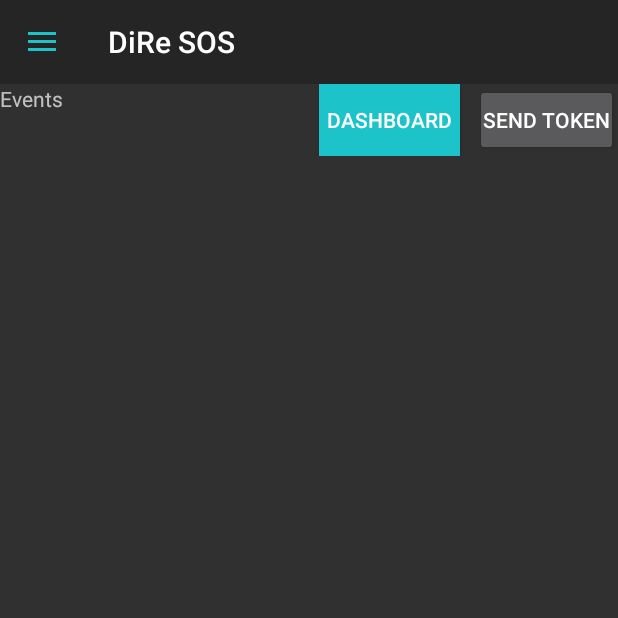
After one commit to aliaiden/DiReSOSwithMaterialDesign, an Android app: the fragment EventsFragment placed in its activity, on a phone screen of 412 x 824 dp, the top half of it. The commit adds this screen. Run offline under Robolectric (Android 15) with nearby library versions, the phone set to English and light mode, and no system bars; our stand-ins replace Volley.

Commit message:
Created blank fragments for each drawer menu item

```diff
--- a/app/build.gradle
+++ b/app/build.gradle
@@ -27,8 +27,8 @@ dependencies {
     compile 'com.google.firebase:firebase-messaging:9.6.1'
     compile 'com.android.support:multidex:1.0.0'
     compile 'com.android.support:recyclerview-v7:23.4.0'
-    testCompile 'junit:junit:4.12'
     compile 'com.android.support:design:23.4.0'
     compile 'com.google.android.gms:play-services-appindexing:9.6.1'
+    testCompile 'junit:junit:4.12'
 }
 apply plugin: 'com.google.gms.google-services'
--- /dev/null
+++ b/app/src/main/java/com/diresos/alihaider/logreg2/EventsFragment.java
@@ -0,0 +1,19 @@
+package com.diresos.alihaider.logreg2;
+
+import android.app.Fragment;
+import android.os.Bundle;
+import android.support.annotation.Nullable;
+import android.view.LayoutInflater;
+import android.view.View;
+import android.view.ViewGroup;
+
+/**
+ * Created by Ali Haider on 11/8/2016.
+ */
+public class EventsFragment extends Fragment {
+    @Nullable
+    @Override
+    public View onCreateView(LayoutInflater inflater, ViewGroup container, Bundle savedInstanceState) {
+        return inflater.inflate(R.layout.fragment_events, container, false);
+    }
+}
--- a/app/src/main/res/layout/activity_home.xml
+++ b/app/src/main/res/layout/activity_home.xml
@@ -1,5 +1,3 @@
-
-
 <LinearLayout xmlns:android="http://schemas.android.com/apk/res/android"
     xmlns:tools="http://schemas.android.com/tools"
     android:layout_width="match_parent"
@@ -8,36 +6,30 @@
 
 
     <include
-    layout="@layout/app_bar"
         android:id="@+id/app_bar"
-    />
+        layout="@layout/app_bar" />
 
 
-<android.support.v4.widget.DrawerLayout
+    <android.support.v4.widget.DrawerLayout xmlns:app="http://schemas.android.com/apk/res-auto"
+        android:id="@+id/drawer_layout"
         android:layout_width="match_parent"
-    android:layout_height="match_parent"
-    xmlns:app="http://schemas.android.com/apk/res-auto"
-    android:id="@+id/drawer_layout">
-
-
-<LinearLayout xmlns:android="http://schemas.android.com/apk/res/android"
-    xmlns:tools="http://schemas.android.com/tools"
-    android:layout_width="match_parent"
-    android:layout_height="match_parent"
-    xmlns:app="http://schemas.android.com/apk/res-auto"
-    android:paddingBottom="@dimen/activity_vertical_margin"
-    android:paddingTop="0dp"
-    tools:context="com.diresos.alihaider.logreg2.HomeActivity"
-    android:orientation="vertical"
-
-    >
+        android:layout_height="match_parent">
 
 
 
 
+        <FrameLayout xmlns:android="http://schemas.android.com/apk/res/android"
+            xmlns:app="http://schemas.android.com/apk/res-auto"
+            xmlns:tools="http://schemas.android.com/tools"
+            android:layout_width="match_parent"
+            android:layout_height="match_parent"
+            android:orientation="vertical"
+            android:paddingBottom="@dimen/activity_vertical_margin"
+            android:paddingTop="0dp"
+            tools:context="com.diresos.alihaider.logreg2.HomeActivity"
+            android:id="@+id/fLayout"
 
-
-
+            >
 
 
             <LinearLayout
@@ -47,53 +39,45 @@
                 android:orientation="horizontal">
 
                 <Button
+                    android:id="@+id/bDashboard"
                     android:layout_width="wrap_content"
                     android:layout_height="wrap_content"
-        android:text="Dashboard"
-        android:id="@+id/bDashboard"
                     android:layout_gravity="right"
                     android:layout_marginTop="0dp"
                     android:background="#1cc3c9"
                     android:padding="5dp"
+                    android:text="Dashboard"
 
 
                     />
+
                 <Button
+                    android:id="@+id/bSendNot"
                     android:layout_width="wrap_content"
                     android:layout_height="wrap_content"
+                    android:layout_gravity="right"
+                    android:layout_marginLeft="10dp"
+                    android:layout_marginTop="0dp"
+                    android:padding="5dp"
                     android:text="Send Token"
-        android:id="@+id/bSendNot"
-        android:layout_gravity="right"
-        android:layout_marginTop="0dp"
-        android:layout_marginLeft="10dp"
-        android:padding="5dp"
 
                     />
-
-
 
 
             </LinearLayout>
 
 
-
-
-
-
-</LinearLayout>
-
+        </FrameLayout>
 
 
         <fragment
+            android:id="@+id/fragment_navigation_drawer"
+            android:name="com.diresos.alihaider.logreg2.NavigationDrawerFragment"
             android:layout_width="@dimen/nav_drawer_width"
             android:layout_height="match_parent"
+            android:layout_gravity="start"
             app:layout="@layout/fragment_navigation_drawer"
-        android:layout_gravity="start"
-        android:name="com.diresos.alihaider.logreg2.NavigationDrawerFragment"
-        tools:layout="@layout/fragment_navigation_drawer"
-        android:id="@+id/fragment_navigation_drawer"/>
-
-
+            tools:layout="@layout/fragment_navigation_drawer" />
 
 
     </android.support.v4.widget.DrawerLayout>
--- a/app/src/main/res/layout/activity_splash.xml
+++ b/app/src/main/res/layout/activity_splash.xml
@@ -47,13 +47,13 @@
         android:id="@+id/bn_login"
         android:layout_gravity="center_horizontal"
         android:background="@color/colorAccent"
-        android:layout_marginTop="20dp"/>
+        android:layout_marginTop="20dp"
+        />
 
     <TextView
         android:layout_width="wrap_content"
         android:layout_height="wrap_content"
         android:text="Continue as guest >>>"
-        android:textStyle="bold"
         android:textColor="@color/colorAccent"
         android:id="@+id/bSkip"
         android:textSize="20dp"
--- /dev/null
+++ b/app/src/main/res/layout/fragment_events.xml
@@ -0,0 +1,11 @@
+<?xml version="1.0" encoding="utf-8"?>
+<LinearLayout xmlns:android="http://schemas.android.com/apk/res/android"
+    android:orientation="vertical" android:layout_width="match_parent"
+    android:layout_height="match_parent">
+
+    <TextView
+        android:layout_width="wrap_content"
+        android:layout_height="wrap_content"
+        android:text="Events"/>
+
+</LinearLayout>
```
Also changed, not shown: app/src/main/java/com/diresos/alihaider/logreg2/AboutFragment.java (added, +19 -0 lines), app/src/main/java/com/diresos/alihaider/logreg2/AnnouncementsFragment.java (added, +23 -0 lines), app/src/main/java/com/diresos/alihaider/logreg2/DonateFragment.java (added, +29 -0 lines), app/src/main/java/com/diresos/alihaider/logreg2/HomeActivity.java (+27 -5 lines), app/src/main/java/com/diresos/alihaider/logreg2/MissingPersonFragment.java (added, +24 -0 lines), app/src/main/java/com/diresos/alihaider/logreg2/QuickPostFragment.java (added, +20 -0 lines), app/src/main/res/layout/fragment_about.xml (added, +12 -0 lines), app/src/main/res/layout/fragment_announcements.xml (added, +11 -0 lines), app/src/main/res/layout/fragment_donate.xml (added, +13 -0 lines), app/src/main/res/layout/fragment_missing_person.xml (added, +13 -0 lines), app/src/main/res/layout/fragment_quick_post.xml (added, +13 -0 lines), app/src/main/res/menu/nav_drawer_menu.xml (+7 -14 lines). Lines whose indentation alone changed are shown as unchanged.
